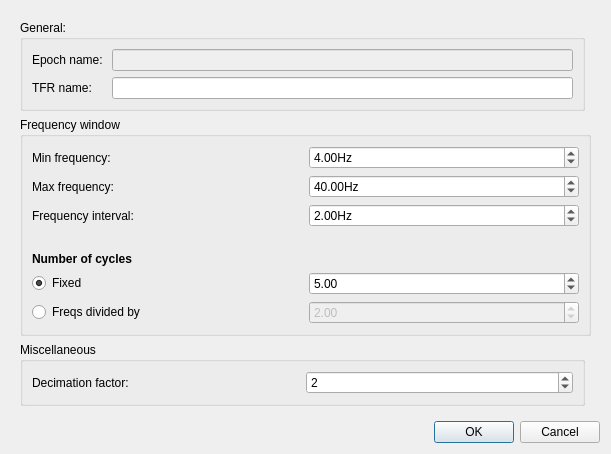
The window that qt4Designer_ui_files/TFRDialogUi.ui (cibr-jyu/meggie) describes before a commit, drawn with Qt 5.
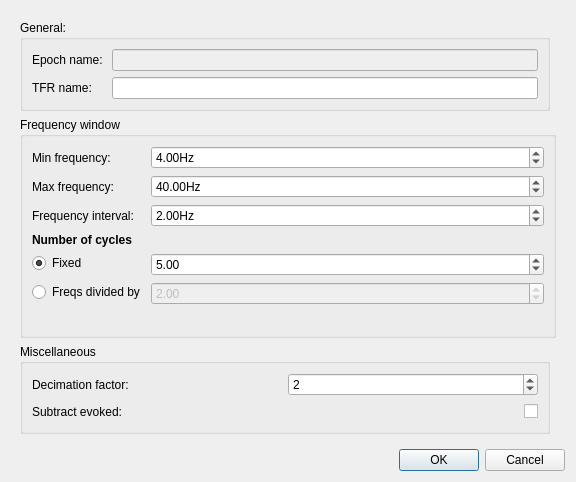
The same window after the commit.

What changed in the file:
```diff
--- a/qt4Designer_ui_files/TFRDialogUi.ui
+++ b/qt4Designer_ui_files/TFRDialogUi.ui
@@ -6,8 +6,8 @@
    <rect>
     <x>0</x>
     <y>0</y>
-    <width>611</width>
-    <height>454</height>
+    <width>576</width>
+    <height>482</height>
    </rect>
   </property>
   <property name="windowTitle">
@@ -41,8 +41,8 @@
        <rect>
         <x>0</x>
         <y>0</y>
-        <width>593</width>
-        <height>395</height>
+        <width>558</width>
+        <height>423</height>
        </rect>
       </property>
       <property name="minimumSize">
@@ -76,6 +76,40 @@
             </item>
            </layout>
           </item>
+          <item row="2" column="0">
+           <layout class="QHBoxLayout" name="horizontalLayout">
+            <item>
+             <widget class="QLabel" name="labelSubtractEvoked">
+              <property name="text">
+               <string>Subtract evoked:</string>
+              </property>
+             </widget>
+            </item>
+            <item>
+             <spacer name="horizontalSpacer">
+              <property name="orientation">
+               <enum>Qt::Horizontal</enum>
+              </property>
+              <property name="sizeHint" stdset="0">
+               <size>
+                <width>40</width>
+                <height>20</height>
+               </size>
+              </property>
+             </spacer>
+            </item>
+            <item>
+             <widget class="QCheckBox" name="checkBoxSubtractEvoked">
+              <property name="layoutDirection">
+               <enum>Qt::RightToLeft</enum>
+              </property>
+              <property name="text">
+               <string/>
+              </property>
+             </widget>
+            </item>
+           </layout>
+          </item>
          </layout>
         </widget>
        </item>
@@ -92,63 +126,77 @@
          </property>
          <layout class="QGridLayout" name="gridLayout_5">
           <item row="0" column="1">
-           <layout class="QGridLayout" name="gridLayout_8">
-            <item row="6" column="1">
-             <widget class="QDoubleSpinBox" name="doubleSpinBoxNcycles">
-              <property name="enabled">
-               <bool>true</bool>
+           <layout class="QFormLayout" name="formLayout">
+            <item row="0" column="0">
+             <widget class="QLabel" name="labelMinFreq">
+              <property name="text">
+               <string>Min frequency:</string>
               </property>
+             </widget>
+            </item>
+            <item row="0" column="1">
+             <widget class="QDoubleSpinBox" name="doubleSpinBoxMinFreq">
+              <property name="suffix">
+               <string>Hz</string>
+              </property>
               <property name="minimum">
-               <double>1.000000000000000</double>
+               <double>0.000000000000000</double>
               </property>
               <property name="maximum">
-               <double>100.000000000000000</double>
+               <double>1000.000000000000000</double>
               </property>
               <property name="value">
-               <double>5.000000000000000</double>
+               <double>4.000000000000000</double>
               </property>
              </widget>
             </item>
-            <item row="7" column="1">
-             <widget class="QDoubleSpinBox" name="doubleSpinBoxCycleFactor">
-              <property name="enabled">
-               <bool>false</bool>
+            <item row="1" column="0">
+             <widget class="QLabel" name="labelMaxFreq">
+              <property name="text">
+               <string>Max frequency:</string>
               </property>
-              <property name="toolTip">
-               <string/>
+             </widget>
+            </item>
+            <item row="1" column="1">
+             <widget class="QDoubleSpinBox" name="doubleSpinBoxMaxFreq">
+              <property name="suffix">
+               <string>Hz</string>
               </property>
               <property name="minimum">
-               <double>1.000000000000000</double>
+               <double>0.000000000000000</double>
               </property>
               <property name="maximum">
-               <double>10.000000000000000</double>
+               <double>1000.000000000000000</double>
               </property>
-              <property name="singleStep">
-               <double>1.000000000000000</double>
+              <property name="value">
+               <double>40.000000000000000</double>
+              </property>
+             </widget>
+            </item>
+            <item row="2" column="0">
+             <widget class="QLabel" name="labelFrequencyInterval">
+              <property name="text">
+               <string>Frequency interval:</string>
+              </property>
+             </widget>
+            </item>
+            <item row="2" column="1">
+             <widget class="QDoubleSpinBox" name="doubleSpinBoxFreqInterval">
+              <property name="suffix">
+               <string>Hz</string>
+              </property>
+              <property name="minimum">
+               <double>0.100000000000000</double>
+              </property>
+              <property name="maximum">
+               <double>99.989999999999995</double>
               </property>
               <property name="value">
                <double>2.000000000000000</double>
               </property>
              </widget>
             </item>
-            <item row="7" column="0">
-             <layout class="QHBoxLayout" name="horizontalLayout_19">
-              <item>
-               <widget class="QRadioButton" name="radioButtonAdapted">
-                <property name="toolTip">
-                 <string/>
-                </property>
-                <property name="text">
-                 <string>Freqs divided by</string>
-                </property>
-                <property name="checked">
-                 <bool>false</bool>
-                </property>
-               </widget>
-              </item>
-             </layout>
-            </item>
-            <item row="5" column="0">
+            <item row="3" column="0">
              <widget class="QLabel" name="label_7">
               <property name="font">
                <font>
@@ -167,23 +215,7 @@
               </property>
              </widget>
             </item>
-            <item row="2" column="1">
-             <widget class="QDoubleSpinBox" name="doubleSpinBoxMaxFreq">
-              <property name="suffix">
-               <string>Hz</string>
-              </property>
-              <property name="minimum">
-               <double>0.000000000000000</double>
-              </property>
-              <property name="maximum">
-               <double>1000.000000000000000</double>
-              </property>
-              <property name="value">
-               <double>40.000000000000000</double>
-              </property>
-             </widget>
-            </item>
-            <item row="6" column="0">
+            <item row="4" column="0">
              <layout class="QHBoxLayout" name="horizontalLayout_18">
               <item>
                <widget class="QRadioButton" name="radioButtonFixed">
@@ -197,72 +229,61 @@
               </item>
              </layout>
             </item>
-            <item row="3" column="1">
-             <widget class="QDoubleSpinBox" name="doubleSpinBoxFreqInterval">
-              <property name="suffix">
-               <string>Hz</string>
+            <item row="4" column="1">
+             <widget class="QDoubleSpinBox" name="doubleSpinBoxNcycles">
+              <property name="enabled">
+               <bool>true</bool>
               </property>
               <property name="minimum">
-               <double>0.100000000000000</double>
+               <double>1.000000000000000</double>
               </property>
               <property name="maximum">
-               <double>99.989999999999995</double>
+               <double>100.000000000000000</double>
+              </property>
+              <property name="value">
+               <double>5.000000000000000</double>
+              </property>
+             </widget>
+            </item>
+            <item row="5" column="0">
+             <layout class="QHBoxLayout" name="horizontalLayout_19">
+              <item>
+               <widget class="QRadioButton" name="radioButtonAdapted">
+                <property name="toolTip">
+                 <string/>
+                </property>
+                <property name="text">
+                 <string>Freqs divided by</string>
+                </property>
+                <property name="checked">
+                 <bool>false</bool>
+                </property>
+               </widget>
+              </item>
+             </layout>
+            </item>
+            <item row="5" column="1">
+             <widget class="QDoubleSpinBox" name="doubleSpinBoxCycleFactor">
+              <property name="enabled">
+               <bool>false</bool>
+              </property>
+              <property name="toolTip">
+               <string/>
+              </property>
+              <property name="minimum">
+               <double>1.000000000000000</double>
+              </property>
+              <property name="maximum">
+               <double>10.000000000000000</double>
+              </property>
+              <property name="singleStep">
+               <double>1.000000000000000</double>
               </property>
               <property name="value">
                <double>2.000000000000000</double>
               </property>
              </widget>
             </item>
-            <item row="1" column="0">
-             <widget class="QLabel" name="labelMinFreq">
-              <property name="text">
-               <string>Min frequency:</string>
-              </property>
-             </widget>
-            </item>
-            <item row="2" column="0">
-             <widget class="QLabel" name="labelMaxFreq">
-              <property name="text">
-               <string>Max frequency:</string>
-              </property>
-             </widget>
-            </item>
-            <item row="3" column="0">
-             <widget class="QLabel" name="labelFrequencyInterval">
-              <property name="text">
-               <string>Frequency interval:</string>
-              </property>
-             </widget>
-            </item>
-            <item row="1" column="1">
-             <widget class="QDoubleSpinBox" name="doubleSpinBoxMinFreq">
-              <property name="suffix">
-               <string>Hz</string>
-              </property>
-              <property name="minimum">
-               <double>0.000000000000000</double>
-              </property>
-              <property name="maximum">
-               <double>1000.000000000000000</double>
-              </property>
-              <property name="value">
-               <double>4.000000000000000</double>
-              </property>
-             </widget>
-            </item>
-            <item row="4" column="0">
-             <spacer name="verticalSpacer">
-              <property name="orientation">
-               <enum>Qt::Vertical</enum>
-              </property>
-              <property name="sizeHint" stdset="0">
-               <size>
-                <width>20</width>
-                <height>40</height>
-               </size>
-              </property>
-             </spacer>
-            </item>
            </layout>
           </item>
          </layout>
```
